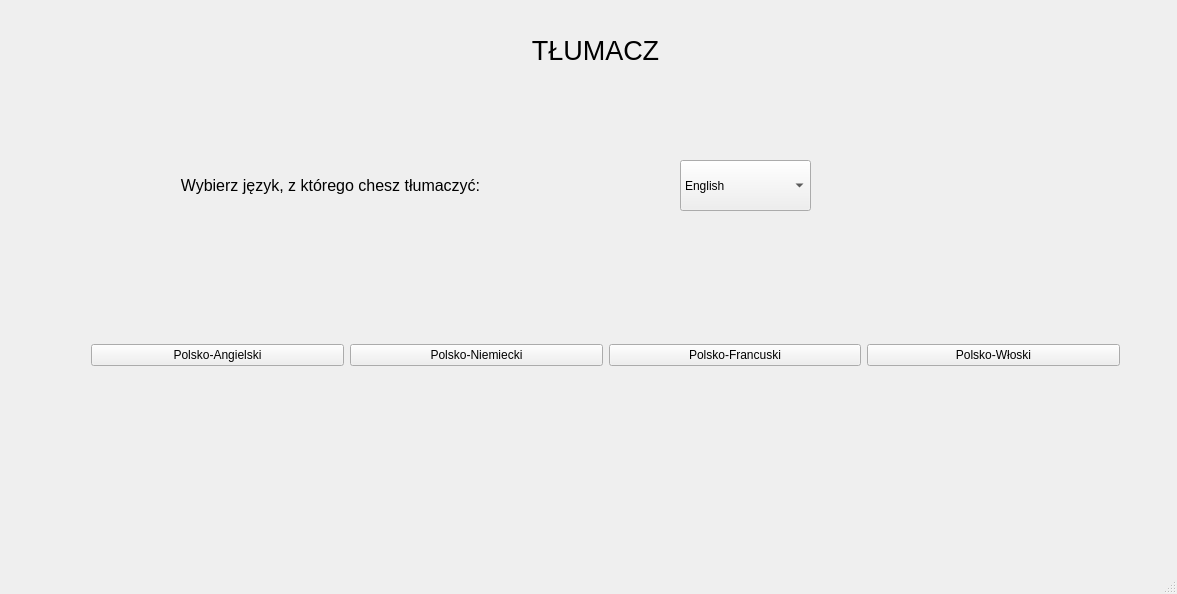
Qt form mainwindow.ui (TheLongDistanceRunner2/Multi-Language-Translator) before a commit.
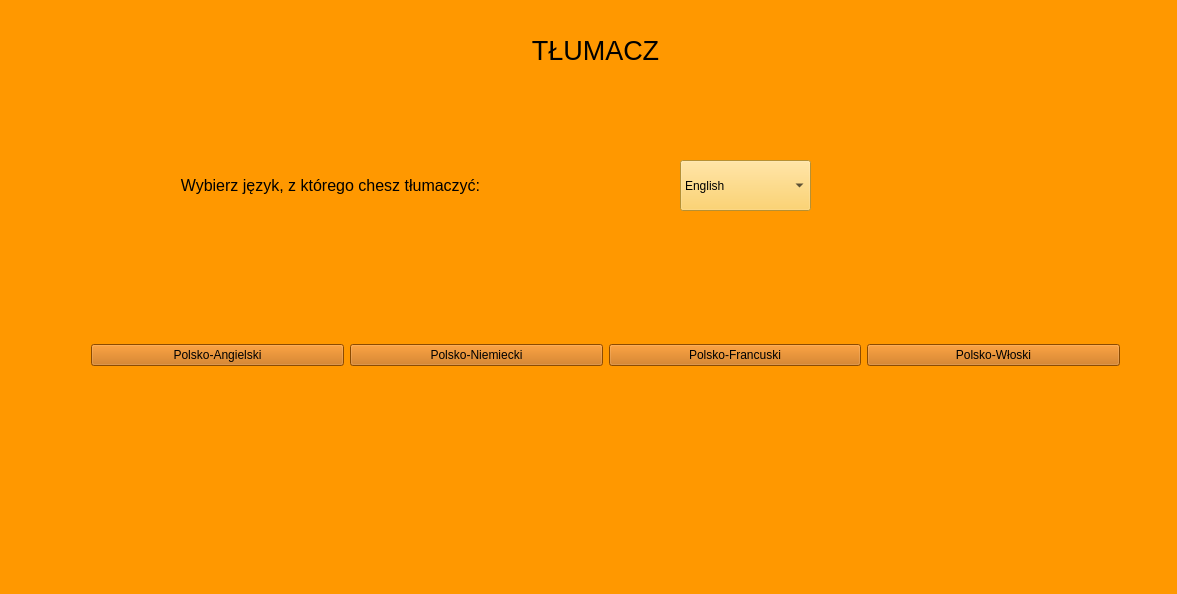
The same form after that commit.

```diff
--- a/mainwindow.ui
+++ b/mainwindow.ui
@@ -18,6 +18,10 @@
   <property name="windowTitle">
    <string>MainWindow</string>
   </property>
+  <property name="styleSheet">
+   <string notr="true">color: rgb(0, 0, 0);
+background-color: rgb(255, 152, 0);</string>
+  </property>
   <widget class="QWidget" name="centralWidget">
    <widget class="QWidget" name="horizontalLayoutWidget">
     <property name="geometry">
@@ -31,6 +35,9 @@
     <layout class="QHBoxLayout" name="horizontalLayout">
      <item>
       <widget class="QPushButton" name="pushButton_1">
+       <property name="styleSheet">
+        <string notr="true">background-color: rgb(198, 105, 0);</string>
+       </property>
        <property name="text">
         <string>Polsko-Angielski</string>
        </property>
@@ -38,6 +45,9 @@
      </item>
      <item>
       <widget class="QPushButton" name="pushButton_2">
+       <property name="styleSheet">
+        <string notr="true">background-color: rgb(198, 105, 0);</string>
+       </property>
        <property name="text">
         <string>Polsko-Niemiecki</string>
        </property>
@@ -45,6 +55,9 @@
      </item>
      <item>
       <widget class="QPushButton" name="pushButton_3">
+       <property name="styleSheet">
+        <string notr="true">background-color: rgb(198, 105, 0);</string>
+       </property>
        <property name="text">
         <string>Polsko-Francuski</string>
        </property>
@@ -52,6 +65,9 @@
      </item>
      <item>
       <widget class="QPushButton" name="pushButton_4">
+       <property name="styleSheet">
+        <string notr="true">background-color: rgb(198, 105, 0);</string>
+       </property>
        <property name="text">
         <string>Polsko-Włoski</string>
        </property>
@@ -77,6 +93,9 @@
          <pointsize>20</pointsize>
         </font>
        </property>
+       <property name="styleSheet">
+        <string notr="true"/>
+       </property>
        <property name="text">
         <string>TŁUMACZ</string>
        </property>
@@ -96,6 +115,12 @@
       <height>51</height>
      </rect>
     </property>
+    <property name="styleSheet">
+     <string notr="true">selection-background-color: rgb(198, 105, 0);
+alternate-background-color: rgb(255, 201, 71);
+selection-color: rgb(255, 201, 71);
+background-color: rgb(255, 201, 71);</string>
+    </property>
     <item>
      <property name="text">
       <string>English</string>
@@ -146,6 +171,27 @@
      <set>Qt::AlignCenter</set>
     </property>
    </widget>
+   <widget class="QLabel" name="label_database_error">
+    <property name="geometry">
+     <rect>
+      <x>420</x>
+      <y>460</y>
+      <width>331</width>
+      <height>71</height>
+     </rect>
+    </property>
+    <property name="font">
+     <font>
+      <pointsize>20</pointsize>
+     </font>
+    </property>
+    <property name="styleSheet">
+     <string notr="true">color: rgb(255, 0, 0);</string>
+    </property>
+    <property name="text">
+     <string/>
+    </property>
+   </widget>
   </widget>
   <widget class="QStatusBar" name="statusBar"/>
  </widget>
```
